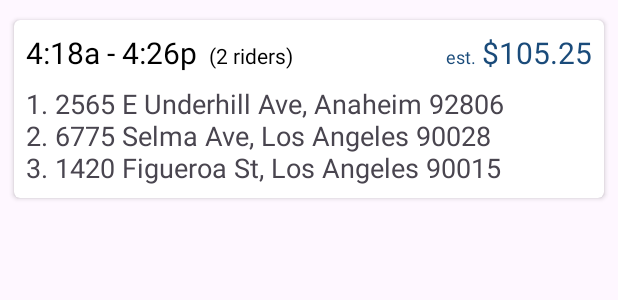
After one commit to sararace/DriverApp, an Android app: the layout trip_list_row_item.xml on its own in the app's theme, with its tools: preview values and no code run, on a phone screen of 412 x 824 dp. The commit adds this screen. Shown: the top 300 px of the screen. Run offline under Robolectric (Android 15) with nearby library versions, the phone set to English and light mode, and no system bars; network calls fail.

Commit message:
add two types of items to the recyclerview

```diff
--- /dev/null
+++ b/app/src/main/res/layout/trip_list_row_item.xml
@@ -0,0 +1,76 @@
+<?xml version="1.0" encoding="utf-8"?>
+<androidx.constraintlayout.widget.ConstraintLayout xmlns:android="http://schemas.android.com/apk/res/android"
+    xmlns:app="http://schemas.android.com/apk/res-auto"
+    xmlns:tools="http://schemas.android.com/tools"
+    android:layout_width="match_parent"
+    android:layout_height="wrap_content">
+
+    <androidx.cardview.widget.CardView
+        android:layout_width="match_parent"
+        android:layout_height="wrap_content"
+        app:cardBackgroundColor="@color/white"
+        app:cardCornerRadius="4dp"
+        app:cardMaxElevation="8dp"
+        app:cardPreventCornerOverlap="true"
+        app:cardUseCompatPadding="true"
+        app:layout_constraintStart_toStartOf="parent"
+        app:layout_constraintTop_toTopOf="parent">
+
+        <androidx.constraintlayout.widget.ConstraintLayout
+            android:layout_width="match_parent"
+            android:layout_height="wrap_content"
+            android:padding="8dp">
+
+            <TextView
+                android:id="@+id/times"
+                android:layout_width="wrap_content"
+                android:layout_height="wrap_content"
+                android:textColor="@color/black"
+                android:textSize="20sp"
+                app:layout_constraintStart_toStartOf="parent"
+                app:layout_constraintTop_toTopOf="parent"
+                tools:text="4:18a - 4:26p" />
+
+            <TextView
+                android:id="@+id/rider_booster_count"
+                android:layout_width="wrap_content"
+                android:layout_height="wrap_content"
+                android:layout_marginStart="8dp"
+                android:textColor="@color/black"
+                app:layout_constraintBaseline_toBaselineOf="@id/times"
+                app:layout_constraintStart_toEndOf="@id/times"
+                tools:text="(2 riders)" />
+
+            <TextView
+                android:id="@+id/estimated_label"
+                android:layout_width="wrap_content"
+                android:layout_height="wrap_content"
+                android:layout_marginEnd="4dp"
+                android:text="@string/estimated_abbreviated"
+                android:textColor="@color/navy"
+                android:textSize="12sp"
+                app:layout_constraintBaseline_toBaselineOf="@id/estimated_value"
+                app:layout_constraintEnd_toStartOf="@id/estimated_value" />
+
+            <TextView
+                android:id="@+id/estimated_value"
+                android:layout_width="wrap_content"
+                android:layout_height="wrap_content"
+                android:textColor="@color/navy"
+                android:textSize="20sp"
+                app:layout_constraintEnd_toEndOf="parent"
+                app:layout_constraintTop_toTopOf="parent"
+                tools:text="$105.25" />
+
+            <TextView
+                android:id="@+id/addresses"
+                android:layout_width="match_parent"
+                android:layout_height="wrap_content"
+                android:layout_marginTop="8dp"
+                android:textSize="18sp"
+                app:layout_constraintStart_toStartOf="parent"
+                app:layout_constraintTop_toBottomOf="@id/times"
+                tools:text="1. 2565 E Underhill Ave, Anaheim 92806\n2. 6775 Selma Ave, Los Angeles 90028\n3. 1420 Figueroa St, Los Angeles 90015" />
+        </androidx.constraintlayout.widget.ConstraintLayout>
+    </androidx.cardview.widget.CardView>
+</androidx.constraintlayout.widget.ConstraintLayout>
--- a/app/src/main/res/values/strings.xml
+++ b/app/src/main/res/values/strings.xml
@@ -1,5 +1,7 @@
 <resources>
     <string name="app_name">DriverApp</string>
     <string name="estimated">ESTIMATED</string>
-    <string name="time_range">•\u00A0\u00A0%1$s - %2$s</string>
+    <string name="estimated_abbreviated">est.</string>
+    <string name="bullet_point">•</string>
+    <string name="time_range">%1$s - %2$s</string>
 </resources>
```
Also changed, not shown: app/src/main/java/com/example/driverapp/triplist/TripListAdapter.kt (+68 -15 lines), app/src/main/java/com/example/driverapp/triplist/TripListFragment.kt (+28 -2 lines), app/src/main/res/layout/trip_list_header_item.xml (+17 -5 lines).
